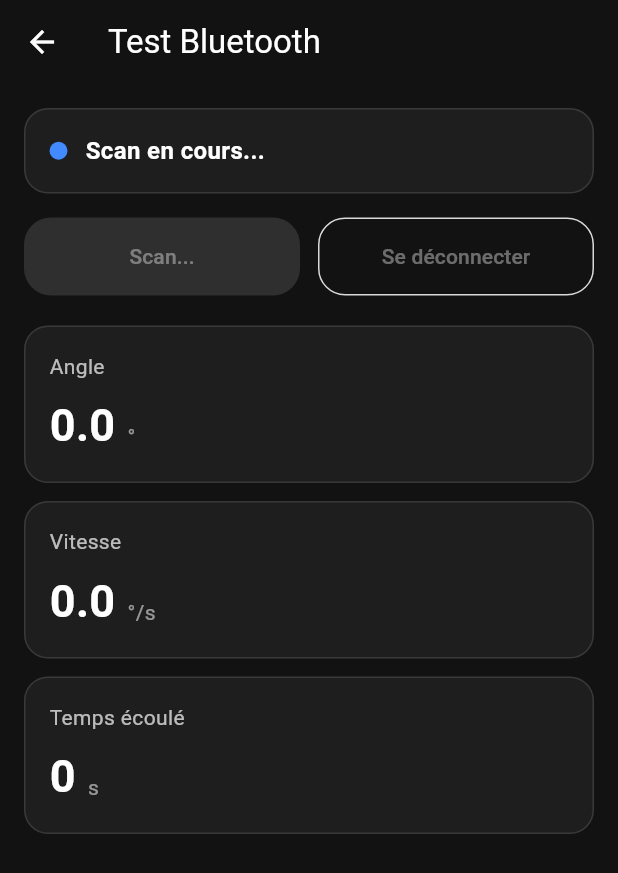
After one commit to ftholoza/Hikari, a Flutter app: the BluetoothTestPage screen opened directly, after a tap on "Scanner", on a phone screen of 412 x 824 dp. The commit adds this screen. Shown: the top 873 px of the screen. Run offline on Flutter 3.47's test engine with Material 3 defaults, Android fonts, the phone set to English and light mode, and no system bars; our stand-ins replace flutter_blue_plus.

Commit message:
bluetooth page

```diff
--- /dev/null
+++ b/lib/bluetooth/ble_service.dart
@@ -0,0 +1,125 @@
+import 'dart:async';
+import 'dart:convert';
+
+import 'package:flutter_blue_plus/flutter_blue_plus.dart';
+
+import 'models/orthese_data.dart';
+
+class BleService {
+  static const String targetDeviceName = 'ESP32_Orthese';
+
+  static final Guid serviceUuid =
+      Guid('4fafc208-1fb5-459d-8fcc-c5c9c331914b');
+
+  static final Guid characteristicUuid =
+      Guid('bed5483e-36e1-4688-b7f5-ea07361b26a8');
+
+  BluetoothDevice? _device;
+  BluetoothCharacteristic? _characteristic;
+  StreamSubscription<List<int>>? _characteristicSubscription;
+
+  final StreamController<OrtheseData> _dataController =
+      StreamController<OrtheseData>.broadcast();
+
+  final StreamController<bool> _connectionController =
+      StreamController<bool>.broadcast();
+
+  Stream<OrtheseData> get dataStream => _dataController.stream;
+  Stream<bool> get connectionStream => _connectionController.stream;
+
+  BluetoothDevice? get device => _device;
+  bool get isConnected => _device != null && _characteristic != null;
+
+  Future<List<ScanResult>> scanDevices() async {
+    final Map<String, ScanResult> uniqueResults = {};
+
+    await FlutterBluePlus.stopScan();
+
+    final subscription = FlutterBluePlus.scanResults.listen((results) {
+      for (final result in results) {
+        final remoteId = result.device.remoteId.str;
+        uniqueResults[remoteId] = result;
+      }
+    });
+
+    await FlutterBluePlus.startScan(
+      timeout: const Duration(seconds: 6),
+    );
+
+    await Future.delayed(const Duration(seconds: 6));
+
+    await FlutterBluePlus.stopScan();
+    await subscription.cancel();
+
+    return uniqueResults.values.toList();
+  }
+
+  Future<bool> connectToDevice(BluetoothDevice device) async {
+    try {
+      await disconnect();
+
+      _device = device;
+
+      await _device!.connect(
+        license: License.free,
+        timeout: const Duration(seconds: 10),
+      );
+
+      final services = await _device!.discoverServices();
+
+      for (final service in services) {
+        if (service.uuid == serviceUuid) {
+          for (final characteristic in service.characteristics) {
+            if (characteristic.uuid == characteristicUuid) {
+              _characteristic = characteristic;
+
+              await _characteristic!.setNotifyValue(true);
+
+              await _characteristicSubscription?.cancel();
+              _characteristicSubscription =
+                  _characteristic!.lastValueStream.listen((value) {
+                try {
+                  if (value.isEmpty) return;
+
+                  final raw = utf8.decode(value).trim();
+                  final parsed = OrtheseData.fromBleString(raw);
+                  _dataController.add(parsed);
+                } catch (_) {}
+              });
+
+              _connectionController.add(true);
+              return true;
+            }
+          }
+        }
+      }
+
+      await disconnect();
+      return false;
+    } catch (_) {
+      await disconnect();
+      return false;
+    }
+  }
+
+  Future<void> disconnect() async {
+    await _characteristicSubscription?.cancel();
+    _characteristicSubscription = null;
+    _characteristic = null;
+
+    if (_device != null) {
+      try {
+        await _device!.disconnect();
+      } catch (_) {}
+    }
+
+    _device = null;
+    _connectionController.add(false);
+  }
+
+  void dispose() {
+    _characteristicSubscription?.cancel();
+    _dataController.close();
+    _connectionController.close();
+  }
+}
--- /dev/null
+++ b/lib/bluetooth/models/orthese_data.dart
@@ -0,0 +1,25 @@
+class OrtheseData {
+  final double angle;
+  final double vitesse;
+  final int temps;
+
+  const OrtheseData({
+    required this.angle,
+    required this.vitesse,
+    required this.temps,
+  });
+
+  factory OrtheseData.fromBleString(String raw) {
+    final parts = raw.split('|');
+
+    if (parts.length != 3) {
+      throw FormatException('Format BLE invalide: $raw');
+    }
+
+    return OrtheseData(
+      angle: double.tryParse(parts[0]) ?? 0.0,
+      vitesse: double.tryParse(parts[1]) ?? 0.0,
+      temps: int.tryParse(parts[2]) ?? 0,
+    );
+  }
+}
--- /dev/null
+++ b/lib/pages/bluetooth/bluetooth_test_page.dart
@@ -0,0 +1,341 @@
+import 'dart:async';
+
+import 'package:flutter/material.dart';
+import 'package:flutter_blue_plus/flutter_blue_plus.dart';
+
+import '../../bluetooth/ble_service.dart';
+import '../../bluetooth/models/orthese_data.dart';
+
+class BluetoothTestPage extends StatefulWidget {
+  const BluetoothTestPage({super.key});
+
+  @override
+  State<BluetoothTestPage> createState() => _BluetoothTestPageState();
+}
+
+class _BluetoothTestPageState extends State<BluetoothTestPage> {
+  final BleService _bleService = BleService();
+
+  StreamSubscription<OrtheseData>? _dataSubscription;
+  StreamSubscription<bool>? _connectionSubscription;
+
+  bool _isScanning = false;
+  bool _isConnecting = false;
+  bool _isConnected = false;
+
+  double _angle = 0.0;
+  double _vitesse = 0.0;
+  int _temps = 0;
+
+  String _statusText = 'Déconnecté';
+
+  List<ScanResult> _devices = [];
+
+  @override
+  void initState() {
+    super.initState();
+
+    _dataSubscription = _bleService.dataStream.listen((data) {
+      if (!mounted) return;
+
+      setState(() {
+        _angle = data.angle;
+        _vitesse = data.vitesse;
+        _temps = data.temps;
+      });
+    });
+
+    _connectionSubscription = _bleService.connectionStream.listen((connected) {
+      if (!mounted) return;
+
+      setState(() {
+        _isConnected = connected;
+        _statusText = connected ? 'Connecté à l’orthèse' : 'Déconnecté';
+        if (!connected) {
+          _isConnecting = false;
+        }
+      });
+    });
+  }
+
+  Future<void> _scanDevices() async {
+    if (_isScanning) return;
+
+    setState(() {
+      _isScanning = true;
+      _statusText = 'Scan en cours...';
+      _devices = [];
+    });
+
+    final results = await _bleService.scanDevices();
+
+    if (!mounted) return;
+
+    setState(() {
+      _isScanning = false;
+      _devices = results;
+      _statusText =
+          results.isEmpty ? 'Aucun appareil trouvé' : 'Appareils trouvés';
+    });
+  }
+
+  Future<void> _connectToDevice(BluetoothDevice device) async {
+    if (_isConnecting) return;
+
+    final deviceName =
+        device.platformName.isNotEmpty ? device.platformName : device.remoteId.str;
+
+    setState(() {
+      _isConnecting = true;
+      _statusText = 'Connexion à $deviceName...';
+    });
+
+    final success = await _bleService.connectToDevice(device);
+
+    if (!mounted) return;
+
+    setState(() {
+      _isConnecting = false;
+      _isConnected = success;
+      _statusText = success
+          ? 'Connecté à $deviceName'
+          : 'Connexion impossible à $deviceName';
+    });
+  }
+
+  Future<void> _disconnect() async {
+    await _bleService.disconnect();
+
+    if (!mounted) return;
+
+    setState(() {
+      _isConnected = false;
+      _isConnecting = false;
+      _statusText = 'Déconnecté';
+    });
+  }
+
+  String _displayName(ScanResult result) {
+    final advName = result.advertisementData.advName;
+    final platformName = result.device.platformName;
+
+    if (advName.isNotEmpty) return advName;
+    if (platformName.isNotEmpty) return platformName;
+    return 'Appareil inconnu';
+  }
+
+  Widget _buildValueCard({
+    required String title,
+    required String value,
+    required String unit,
+  }) {
+    return Container(
+      width: double.infinity,
+      padding: const EdgeInsets.all(16),
+      margin: const EdgeInsets.only(bottom: 12),
+      decoration: BoxDecoration(
+        color: const Color(0xFF1E1E1E),
+        borderRadius: BorderRadius.circular(16),
+        border: Border.all(color: Colors.white12),
+      ),
+      child: Column(
+        crossAxisAlignment: CrossAxisAlignment.start,
+        children: [
+          Text(
+            title,
+            style: const TextStyle(
+              color: Colors.white70,
+              fontSize: 14,
+            ),
+          ),
+          const SizedBox(height: 8),
+          Row(
+            crossAxisAlignment: CrossAxisAlignment.end,
+            children: [
+              Text(
+                value,
+                style: const TextStyle(
+                  color: Colors.white,
+                  fontSize: 30,
+                  fontWeight: FontWeight.w700,
+                ),
+              ),
+              const SizedBox(width: 8),
+              Padding(
+                padding: const EdgeInsets.only(bottom: 4),
+                child: Text(
+                  unit,
+                  style: const TextStyle(
+                    color: Colors.white54,
+                    fontSize: 14,
+                  ),
+                ),
+              ),
+            ],
+          ),
+        ],
+      ),
+    );
+  }
+
+  Widget _buildDeviceTile(ScanResult result) {
+    final name = _displayName(result);
+    final id = result.device.remoteId.str;
+    final isTarget = name == BleService.targetDeviceName;
+
+    return Container(
+      margin: const EdgeInsets.only(bottom: 10),
+      decoration: BoxDecoration(
+        color: const Color(0xFF1E1E1E),
+        borderRadius: BorderRadius.circular(14),
+        border: Border.all(
+          color: isTarget ? Colors.blueAccent.withOpacity(0.5) : Colors.white12,
+        ),
+      ),
+      child: ListTile(
+        leading: Icon(
+          Icons.bluetooth,
+          color: isTarget ? Colors.blueAccent : Colors.white70,
+        ),
+        title: Text(
+          name,
+          style: const TextStyle(
+            color: Colors.white,
+            fontWeight: FontWeight.w600,
+          ),
+        ),
+        subtitle: Text(
+          id,
+          style: const TextStyle(
+            color: Colors.white54,
+            fontSize: 12,
+          ),
+        ),
+        trailing: ElevatedButton(
+          onPressed: _isConnecting ? null : () => _connectToDevice(result.device),
+          child: const Text('Connecter'),
+        ),
+      ),
+    );
+  }
+
+  @override
+  void dispose() {
+    _dataSubscription?.cancel();
+    _connectionSubscription?.cancel();
+    _bleService.dispose();
+    super.dispose();
+  }
+
+  @override
+  Widget build(BuildContext context) {
+    final statusColor = _isConnected
+        ? Colors.greenAccent
+        : _isConnecting
+            ? Colors.orangeAccent
+            : _isScanning
+                ? Colors.blueAccent
+                : Colors.redAccent;
+
+    return Scaffold(
+      appBar: AppBar(
+        title: const Text('Test Bluetooth'),
+      ),
+      backgroundColor: const Color(0xFF121212),
+      body: SafeArea(
+        child: Padding(
+          padding: const EdgeInsets.all(16),
+          child: Column(
+            children: [
+              Container(
+                width: double.infinity,
+                padding: const EdgeInsets.all(16),
+                decoration: BoxDecoration(
+                  color: const Color(0xFF1E1E1E),
+                  borderRadius: BorderRadius.circular(16),
+                  border: Border.all(color: Colors.white12),
+                ),
+                child: Row(
+                  children: [
+                    Container(
+                      width: 12,
+                      height: 12,
+                      decoration: BoxDecoration(
+                        color: statusColor,
+                        shape: BoxShape.circle,
+                      ),
+                    ),
+                    const SizedBox(width: 12),
+                    Expanded(
+                      child: Text(
+                        _statusText,
+                        style: const TextStyle(
+                          color: Colors.white,
+                          fontSize: 16,
+                          fontWeight: FontWeight.w600,
+                        ),
+                      ),
+                    ),
+                  ],
+                ),
+              ),
+              const SizedBox(height: 16),
+              Row(
+                children: [
+                  Expanded(
+                    child: ElevatedButton(
+                      onPressed: (_isScanning || _isConnecting) ? null : _scanDevices,
+                      child: Text(_isScanning ? 'Scan...' : 'Scanner'),
+                    ),
+                  ),
+                  const SizedBox(width: 12),
+                  Expanded(
+                    child: OutlinedButton(
+                      onPressed: _isConnected ? _disconnect : null,
+                      child: const Text('Se déconnecter'),
+                    ),
+                  ),
+                ],
+              ),
+              const SizedBox(height: 20),
+              Expanded(
+                child: ListView(
+                  children: [
+                    if (_devices.isNotEmpty) ...[
+                      const Text(
+                        'Appareils trouvés',
+                        style: TextStyle(
+                          color: Colors.white,
+                          fontSize: 18,
+                          fontWeight: FontWeight.w700,
+                        ),
+                      ),
+                      const SizedBox(height: 12),
+                      ..._devices.map(_buildDeviceTile),
+                      const SizedBox(height: 16),
+                    ],
+                    _buildValueCard(
+                      title: 'Angle',
+                      value: _angle.toStringAsFixed(1),
+                      unit: '°',
+                    ),
+                    _buildValueCard(
+                      title: 'Vitesse',
+                      value: _vitesse.toStringAsFixed(1),
+                      unit: '°/s',
+                    ),
+                    _buildValueCard(
+                      title: 'Temps écoulé',
+                      value: _temps.toString(),
+                      unit: 's',
+                    ),
+                  ],
+                ),
+              ),
+            ],
+          ),
+        ),
+      ),
+    );
+  }
+}
--- a/lib/pages/home/home_shell.dart
+++ b/lib/pages/home/home_shell.dart
@@ -6,6 +6,7 @@ import '../training/entrainement_page.dart';
 import '../rehab/reeducation_page.dart';
 import '../history/historique_page.dart';
 import '../mKneeHurts/m_knee_hurts.dart';
+import '../bluetooth/bluetooth_test_page.dart';
 
 class HomeShell extends StatefulWidget {
   const HomeShell({super.key});
@@ -22,6 +23,7 @@ class _HomeShellState extends State<HomeShell> {
     EntrainementPage(),
     ReeducationPage(),
     HistoriquePage(),
+    BluetoothTestPage(),
     KneePainPage(),
   ];
 
--- a/lib/widgets/navigation/hikari_bottom_nav.dart
+++ b/lib/widgets/navigation/hikari_bottom_nav.dart
@@ -29,6 +29,10 @@ class HikariBottomNav extends StatelessWidget {
       _NavItemData(
         label: 'HISTORIQUE',
         icon: Icons.history,
+      ),
+      _NavItemData(
+        label: 'BLUETOOTH',
+        icon: Icons.bluetooth,
       ),
     ];
 
@@ -80,7 +84,7 @@ class _BottomNavButton extends StatelessWidget {
       child: AnimatedContainer(
         duration: const Duration(milliseconds: 180),
         curve: Curves.easeOut,
-        width: 56,
+        width: 50,
         height: 56,
         padding: const EdgeInsets.symmetric(horizontal: 4, vertical: 4),
         decoration: BoxDecoration(
```
